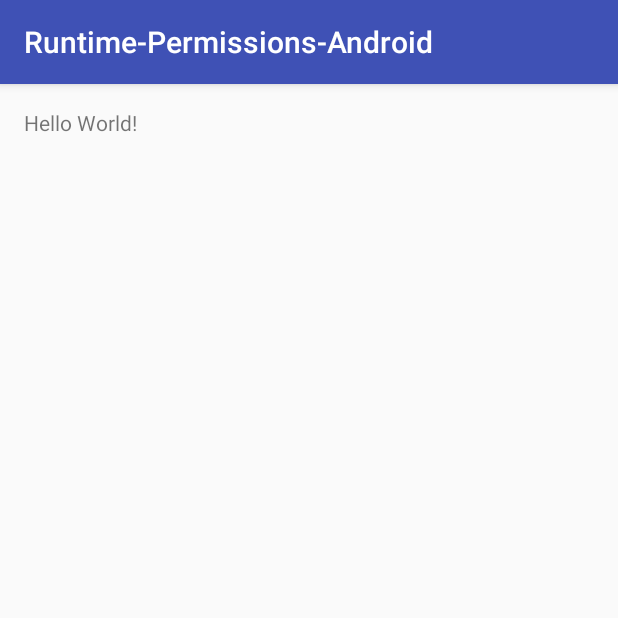
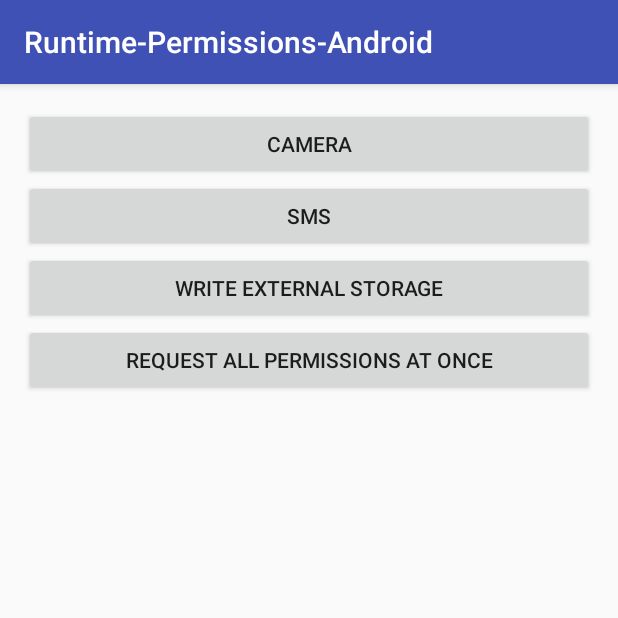
Before and after one commit to mukeshsolanki/easypermissions-android, an Android app: the screen it shows after launch (MainActivity), on a phone screen of 412 x 824 dp, the top half of it. Run offline under Robolectric (Android 15) with nearby library versions, the phone set to English and light mode, and no system bars.

Commit message:
Example updated

```diff
--- a/app/src/main/AndroidManifest.xml
+++ b/app/src/main/AndroidManifest.xml
@@ -3,11 +3,8 @@
     package="com.mukesh.permissionsexample">
 
   <uses-permission android:name="android.permission.INTERNET"/>
-  <uses-permission android:name="android.permission.RECEIVE_SMS"/>
   <uses-permission android:name="android.permission.READ_SMS"/>
-  <uses-permission android:name="android.permission.PROCESS_INCOMING_CALLS"/>
-  <uses-permission android:name="android.permission.READ_PHONE_STATE"/>
-  <uses-permission android:name="android.permission.CALL_PHONE"/>
+  <uses-permission android:name="android.permission.CAMERA"/>
   <uses-permission android:name="android.permission.WRITE_EXTERNAL_STORAGE"/>
 
   <application
--- a/app/src/main/java/com/mukesh/permissionsexample/MainActivity.java
+++ b/app/src/main/java/com/mukesh/permissionsexample/MainActivity.java
@@ -5,38 +5,113 @@ import android.content.pm.PackageManager;
 import android.os.Bundle;
 import android.support.annotation.NonNull;
 import android.support.v7.app.AppCompatActivity;
-import android.util.Log;
+import android.view.View;
+import android.widget.Button;
+import android.widget.Toast;
 import java.util.ArrayList;
 import java.util.List;
 import mukesh.com.permissions.AppPermissions;
 
-public class MainActivity extends AppCompatActivity {
+public class MainActivity extends AppCompatActivity implements View.OnClickListener {
 
-  public static final String[] PERMISSIONS = {
-      Manifest.permission.READ_PHONE_STATE, Manifest.permission.RECEIVE_SMS,
-      Manifest.permission.READ_SMS, Manifest.permission.WRITE_EXTERNAL_STORAGE
+  private static final String[] ALL_PERMISSIONS = {
+      Manifest.permission.READ_SMS, Manifest.permission.WRITE_EXTERNAL_STORAGE,
+      Manifest.permission.CAMERA
   };
+
+  private static final int CAMERA_REQUEST_CODE = 1;
+  private static final int SMS_REQUEST_CODE = 2;
+  private static final int STORAGE_REQUEST_CODE = 3;
+  private static final int ALL_REQUEST_CODE = 0;
+  private Button mStorageButton, mCameraButton, mSmsButton, mAllButton;
   private AppPermissions mRuntimePermission;
 
   @Override protected void onCreate(Bundle savedInstanceState) {
     super.onCreate(savedInstanceState);
     setContentView(R.layout.activity_main);
     mRuntimePermission = new AppPermissions();
-    mRuntimePermission.requestPermission(this, PERMISSIONS, 0);
+    initializeUI();
+    setListener();
+  }
+
+  private void setListener() {
+    mStorageButton.setOnClickListener(this);
+    mCameraButton.setOnClickListener(this);
+    mSmsButton.setOnClickListener(this);
+    mAllButton.setOnClickListener(this);
+  }
+
+  private void initializeUI() {
+    mStorageButton = (Button) findViewById(R.id.storage_button);
+    mCameraButton = (Button) findViewById(R.id.camera_button);
+    mSmsButton = (Button) findViewById(R.id.sms_button);
+    mAllButton = (Button) findViewById(R.id.all_button);
   }
 
   @Override public void onRequestPermissionsResult(int requestCode, @NonNull String[] permissions,
       @NonNull int[] grantResults) {
     super.onRequestPermissionsResult(requestCode, permissions, grantResults);
-    if (requestCode == 0) {
-      List<Integer> permissionResults = new ArrayList<>();
-      for (int grantResult : grantResults) {
-        permissionResults.add(grantResult);
+    switch (requestCode) {
+      case ALL_REQUEST_CODE:
+        List<Integer> permissionResults = new ArrayList<>();
+        for (int grantResult : grantResults) {
+          permissionResults.add(grantResult);
+        }
+        if (permissionResults.contains(PackageManager.PERMISSION_DENIED)) {
+          Toast.makeText(this, "All Permissions not granted", Toast.LENGTH_SHORT).show();
+        } else {
+          Toast.makeText(this, "All Permissions granted", Toast.LENGTH_SHORT).show();
+        }
+        break;
+      case CAMERA_REQUEST_CODE:
+        if (grantResults[0] == PackageManager.PERMISSION_DENIED) {
+          Toast.makeText(this, "Camera Permissions not granted", Toast.LENGTH_SHORT).show();
+        } else {
+          Toast.makeText(this, "Camera Permissions granted", Toast.LENGTH_SHORT).show();
+        }
+        break;
+      case SMS_REQUEST_CODE:
+        if (grantResults[0] == PackageManager.PERMISSION_DENIED) {
+          Toast.makeText(this, "SMS Permissions not granted", Toast.LENGTH_SHORT).show();
+        } else {
+          Toast.makeText(this, "SMS Permissions granted", Toast.LENGTH_SHORT).show();
+        }
+        break;
+      case STORAGE_REQUEST_CODE:
+        if (grantResults[0] == PackageManager.PERMISSION_DENIED) {
+          Toast.makeText(this, "Storage Permissions not granted", Toast.LENGTH_SHORT).show();
+        } else {
+          Toast.makeText(this, "Storage Permissions granted", Toast.LENGTH_SHORT).show();
+        }
+        break;
+    }
+  }
+
+  @Override public void onClick(View v) {
+    if (v == mCameraButton) {
+      if (mRuntimePermission.hasPermission(this, Manifest.permission.CAMERA)) {
+        Toast.makeText(this, "Camera permission already given", Toast.LENGTH_SHORT).show();
+      } else {
+        mRuntimePermission.requestPermission(this, Manifest.permission.CAMERA, CAMERA_REQUEST_CODE);
       }
-      if (permissionResults.contains(PackageManager.PERMISSION_DENIED)) {
-        Log.d("PermissionResult=>", "Denied");
+    } else if (v == mStorageButton) {
+      if (mRuntimePermission.hasPermission(this, Manifest.permission.WRITE_EXTERNAL_STORAGE)) {
+        Toast.makeText(this, "Storage permission already given", Toast.LENGTH_SHORT).show();
       } else {
-        Log.d("PermissionResult=>", "Granted");
+        mRuntimePermission.requestPermission(this, Manifest.permission.WRITE_EXTERNAL_STORAGE,
+            STORAGE_REQUEST_CODE);
+      }
+    } else if (v == mSmsButton) {
+      if (mRuntimePermission.hasPermission(this, Manifest.permission.READ_SMS)) {
+        Toast.makeText(this, "SMS permission already given", Toast.LENGTH_SHORT).show();
+      } else {
+        mRuntimePermission.requestPermission(this, Manifest.permission.READ_SMS, SMS_REQUEST_CODE);
+      }
+    } else if (v == mAllButton) {
+      if (mRuntimePermission.hasPermission(this, ALL_PERMISSIONS)) {
+        Toast.makeText(this, "All permission already given", Toast.LENGTH_SHORT).show();
+      } else {
+        mRuntimePermission.requestPermission(this, ALL_PERMISSIONS, ALL_REQUEST_CODE);
       }
     }
   }
--- a/app/src/main/res/layout/activity_main.xml
+++ b/app/src/main/res/layout/activity_main.xml
@@ -1,9 +1,10 @@
 <?xml version="1.0" encoding="utf-8"?>
-<RelativeLayout
+<LinearLayout
     xmlns:android="http://schemas.android.com/apk/res/android"
     xmlns:tools="http://schemas.android.com/tools"
     android:layout_width="match_parent"
     android:layout_height="match_parent"
+    android:orientation="vertical"
     android:paddingBottom="@dimen/activity_vertical_margin"
     android:paddingLeft="@dimen/activity_horizontal_margin"
     android:paddingRight="@dimen/activity_horizontal_margin"
@@ -11,9 +12,28 @@
     tools:context="com.mukesh.permissionsexample.MainActivity"
     >
 
-  <TextView
-      android:layout_width="wrap_content"
+  <Button
+      android:id="@+id/camera_button"
+      android:layout_width="match_parent"
       android:layout_height="wrap_content"
-      android:text="Hello World!"
+      android:text="Camera"
       />
-</RelativeLayout>
+  <Button
+      android:id="@+id/sms_button"
+      android:layout_width="match_parent"
+      android:layout_height="wrap_content"
+      android:text="SMS"
+      />
+  <Button
+      android:id="@+id/storage_button"
+      android:layout_width="match_parent"
+      android:layout_height="wrap_content"
+      android:text="Write external storage"
+      />
+  <Button
+      android:id="@+id/all_button"
+      android:layout_width="match_parent"
+      android:layout_height="wrap_content"
+      android:text="Request all permissions at once"
+      />
+</LinearLayout>
```
